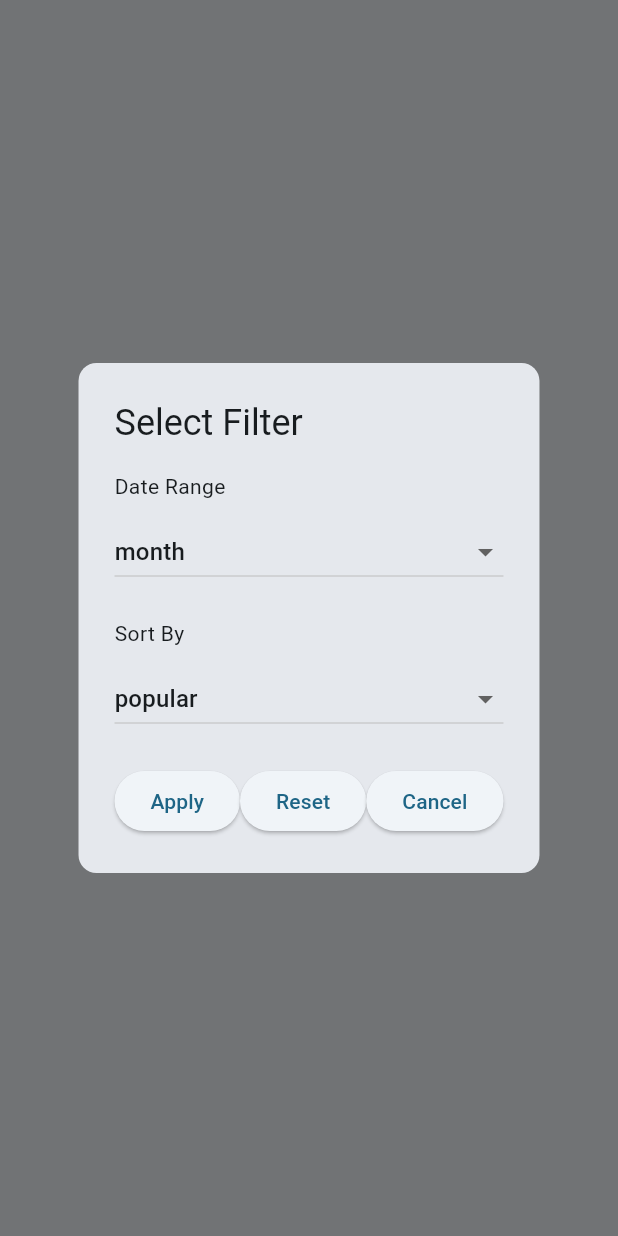
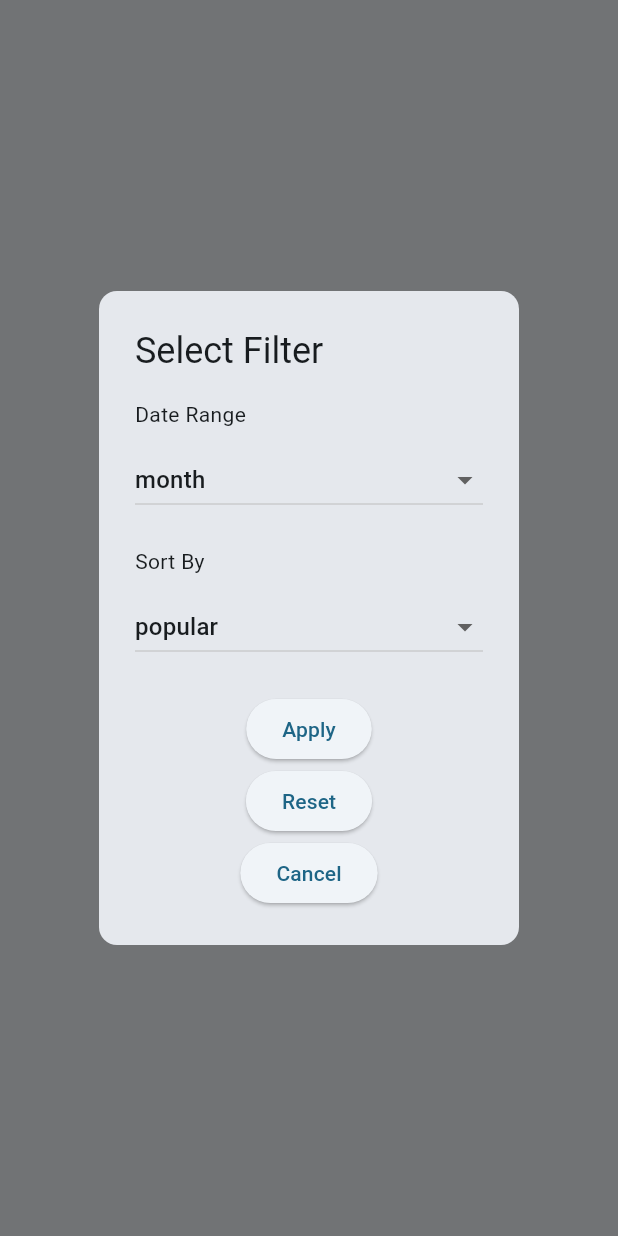
Before and after one commit to john90921/fv2v2, a Flutter app: what showFilterDialog() shows on an empty page, opened directly, on a phone screen of 412 x 824 dp. Run offline on Flutter 3.47's test engine with Material 3 defaults, Android fonts, the phone set to English and light mode, and no system bars; drawn by our look-alikes of loader_overlay; our stand-ins replace cached_network_image, dio, easy_refresh, flutter_login, flutter_secure_storage, image_picker and 1 more; accounts and stored records are empty; network calls fail; project files that could hold a hidden picture were left out.

Commit message:
filter_ui_update

```diff
--- a/lib/views/pages/components/search/showFilterDialog.dart
+++ b/lib/views/pages/components/search/showFilterDialog.dart
@@ -20,7 +20,8 @@ Future<Filter?> showFilterDialog({
           return AlertDialog(
             shape: RoundedRectangleBorder(borderRadius: BorderRadius.circular(12)),
             title: const Text("Select Filter"),
-            content: Column(
+            content: SafeArea(
+              child: Column(
                 mainAxisSize: MainAxisSize.min,
                 crossAxisAlignment: CrossAxisAlignment.start,
                 children: [
@@ -62,8 +63,12 @@ Future<Filter?> showFilterDialog({
                     },
                   ),
                   const SizedBox(height: 20),
-                Row(
-                  mainAxisAlignment: MainAxisAlignment.spaceEvenly,
+                  SizedBox(
+                    width: double.infinity,
+                    child: Column(
+                      crossAxisAlignment: CrossAxisAlignment.center,
+                      mainAxisSize: MainAxisSize.max,
+                      mainAxisAlignment: MainAxisAlignment.center,
                       children: [
                         ElevatedButton(
                           onPressed: () {
@@ -90,7 +95,9 @@ Future<Filter?> showFilterDialog({
                         ),
                       ],
                     ),
+                  ),
                 ],
+              ),
             ),
           );
         },
```
Lines whose indentation alone changed are shown as unchanged.
